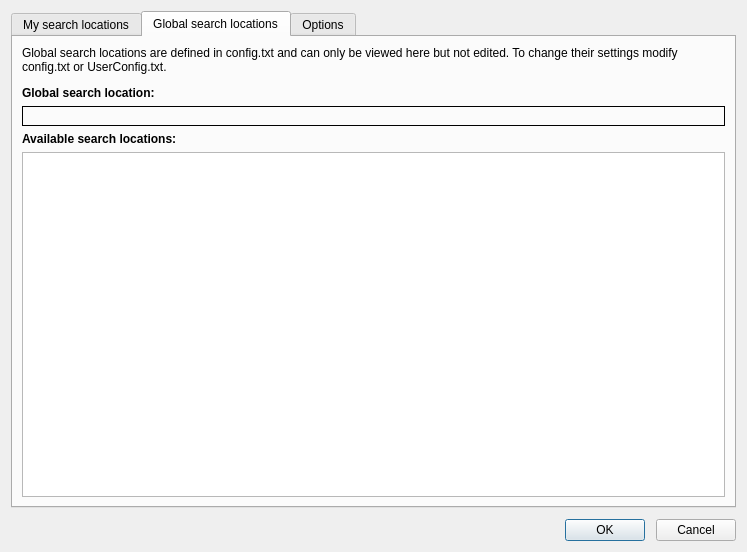
Old version of the form SettingsDialog.ui in the repository otengler/CodeBeagle.
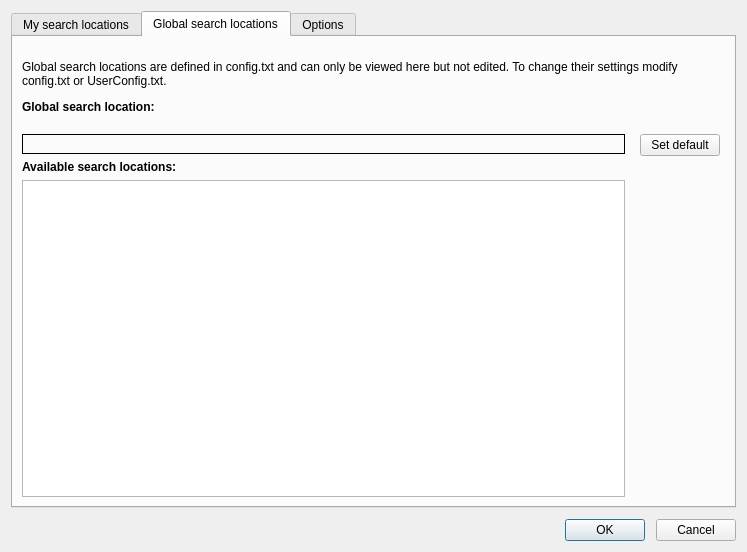
New version of the form. The open tabs and pages were chosen to show the change. Custom widgets are drawn as their Qt base class.

Commit message: Allow to define global search location as default

The edit to the form file:
```diff
--- a/SettingsDialog.ui
+++ b/SettingsDialog.ui
@@ -159,8 +159,8 @@
       <attribute name="title">
        <string>Global search locations</string>
       </attribute>
-      <layout class="QVBoxLayout" name="verticalLayout_5">
-       <item>
+      <layout class="QGridLayout" name="gridLayout">
+       <item row="0" column="0" rowspan="2" colspan="2">
         <widget class="QLabel" name="labelGlobalLocation">
          <property name="text">
           <string>&lt;html&gt;&lt;head/&gt;&lt;body&gt;&lt;p&gt;Global search locations are defined in config.txt and can only be viewed here but not edited. To change their settings modify config.txt or UserConfig.txt.&lt;/p&gt;&lt;p&gt;&lt;span style=&quot; font-weight:600;&quot;&gt;Global search location:&lt;/span&gt;&lt;/p&gt;&lt;/body&gt;&lt;/html&gt;</string>
@@ -170,7 +170,7 @@
          </property>
         </widget>
        </item>
-       <item>
+       <item row="2" column="0">
         <widget class="QFrame" name="frameGlobalSettingsItem">
          <property name="frameShape">
           <enum>QFrame::Panel</enum>
@@ -185,14 +185,14 @@
          </layout>
         </widget>
        </item>
-       <item>
+       <item row="3" column="0">
         <widget class="QLabel" name="labelAvailableGlobalLocations">
          <property name="text">
           <string>&lt;html&gt;&lt;head/&gt;&lt;body&gt;&lt;p&gt;&lt;span style=&quot; font-weight:600;&quot;&gt;Available search locations:&lt;/span&gt;&lt;/p&gt;&lt;/body&gt;&lt;/html&gt;</string>
          </property>
         </widget>
        </item>
-       <item>
+       <item row="4" column="0">
         <widget class="QListView" name="listViewGlobalLocations">
          <property name="horizontalScrollBarPolicy">
           <enum>Qt::ScrollBarAlwaysOff</enum>
@@ -202,6 +202,44 @@
          </property>
         </widget>
        </item>
+       <item row="2" column="1" rowspan="3">
+        <widget class="QFrame" name="frame_2">
+         <layout class="QVBoxLayout" name="verticalLayout_5">
+          <property name="topMargin">
+           <number>0</number>
+          </property>
+          <property name="rightMargin">
+           <number>5</number>
+          </property>
+          <property name="bottomMargin">
+           <number>0</number>
+          </property>
+          <item>
+           <widget class="QPushButton" name="buttonSetDefaultGlobal">
+            <property name="toolTip">
+             <string>Default search location for new search tabs</string>
+            </property>
+            <property name="text">
+             <string>Set default</string>
+            </property>
+           </widget>
+          </item>
+          <item>
+           <spacer name="verticalSpacer_3">
+            <property name="orientation">
+             <enum>Qt::Vertical</enum>
+            </property>
+            <property name="sizeHint" stdset="0">
+             <size>
+              <width>20</width>
+              <height>285</height>
+             </size>
+            </property>
+           </spacer>
+          </item>
+         </layout>
+        </widget>
+       </item>
       </layout>
      </widget>
      <widget class="QWidget" name="tabOptions">
```
Left out of the diff: 19 changed lines with no effect on the pictures. The commit also changes 2 other files.
